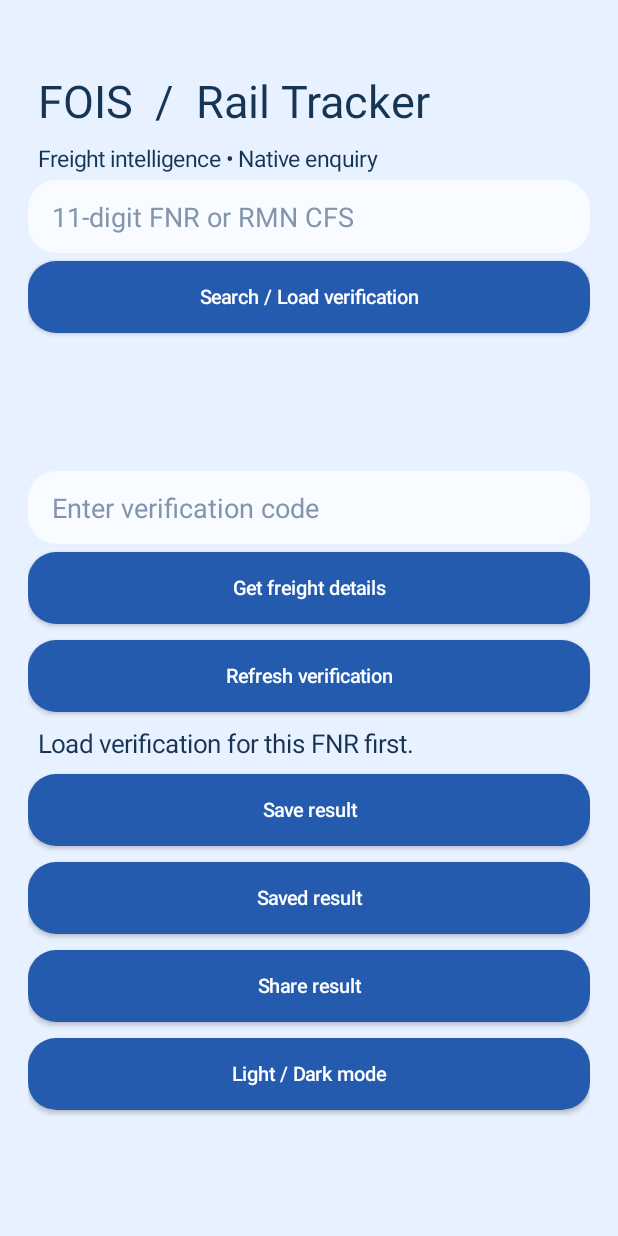
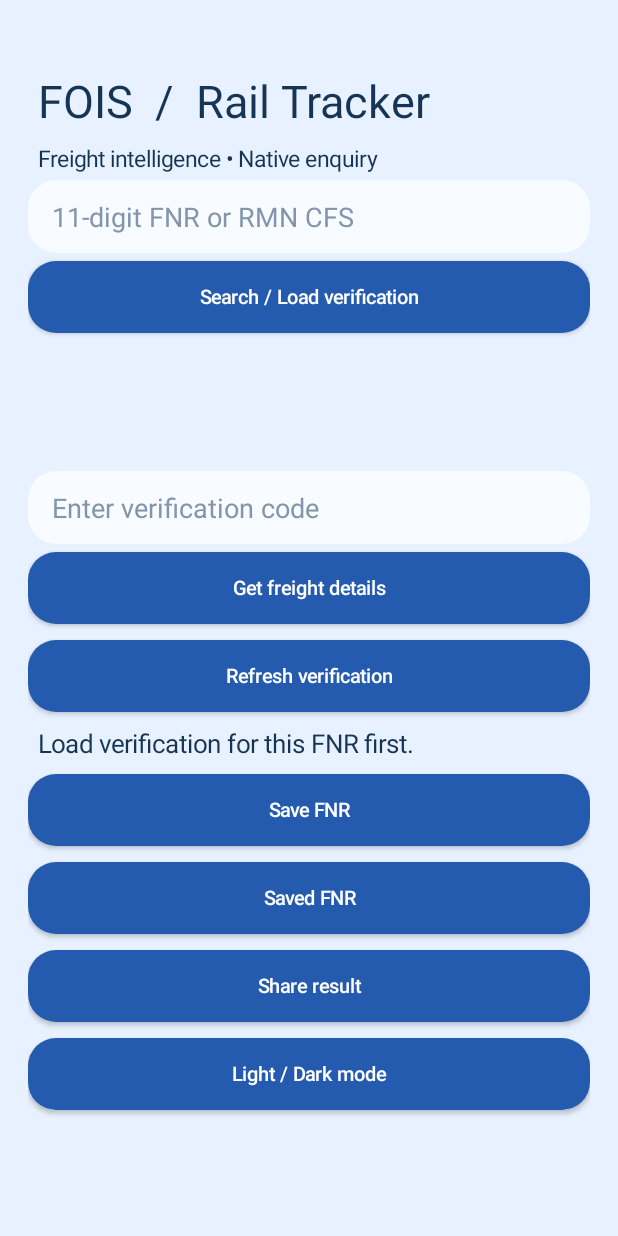
Before and after one commit to emochuddam/FOIS-Tracker, an Android app: the screen it shows after launch (MainActivity), after a tap on "Get freight details", on a phone screen of 412 x 824 dp. Run offline under Robolectric (Android 15) with nearby library versions, the phone set to English and light mode, and no system bars.

Commit message:
Fix home raw output, persist FNR and enlarge ETA

```diff
--- a/app/src/main/java/org/railtracker/fois/MainActivity.java
+++ b/app/src/main/java/org/railtracker/fois/MainActivity.java
@@ -8,12 +8,12 @@ public class MainActivity extends Activity {
  void button(String s,Runnable r){Button b=new Button(this);b.setText(s);b.setAllCaps(false);b.setTextColor(-1);b.setBackground(new android.graphics.drawable.RippleDrawable(android.content.res.ColorStateList.valueOf(0x33ffffff),shape(0xff245baf),null));b.setElevation(0);b.setTextSize(13);b.setMinHeight(48);LinearLayout.LayoutParams p=new LinearLayout.LayoutParams(-1,-2);p.setMargins(0,8,0,8);root.addView(b,p);b.setOnClickListener(v->r.run());}
  EditText field(String hint){EditText e=new EditText(this);e.setSingleLine();e.setHint(hint);e.setTextColor(fg());e.setHintTextColor(0xff8295ad);e.setPadding(24,18,24,18);e.setBackground(shape(dark?0xff202833:0xfff8fbff));root.addView(e);return e;}
  public void onCreate(Bundle b){super.onCreate(b);getWindow().setFlags(1024,1024);CookieHandler.setDefault(new CookieManager(null,CookiePolicy.ACCEPT_ORIGINAL_SERVER));draw();}
- void draw(){ScrollView sc=new ScrollView(this);root=new LinearLayout(this);root.setOrientation(1);root.setPadding(28,64,28,32);root.setBackgroundColor(bg());sc.setFillViewport(true);sc.setBackgroundColor(bg());sc.addView(root);setContentView(sc);root.addView(label("FOIS  /  Rail Tracker",30));root.addView(label("Freight intelligence • Native enquiry",15));query=field("11-digit FNR or RMN CFS");query.setText(last);button("Search / Load verification",()->load());image=new ImageView(this);root.addView(image,new LinearLayout.LayoutParams(-1,130));captcha=field("Enter verification code");button("Get freight details",()->submit());button("Refresh verification",()->load());result=label("Enter a freight number to begin.",17);result.setTextIsSelectable(true);root.addView(result);button("Save result",()->{getPreferences(0).edit().putString("saved",result.getText().toString()).apply();});button("Saved result",()->result.setText(getPreferences(0).getString("saved","No saved result")));button("Share result",()->{Intent i=new Intent(Intent.ACTION_SEND);i.setType("text/plain");i.putExtra(Intent.EXTRA_TEXT,result.getText().toString());startActivity(Intent.createChooser(i,"Share freight details"));});button("Light / Dark mode",()->{last=query.getText().toString();dark=!dark;ready=false;draw();});}
+ void draw(){ScrollView sc=new ScrollView(this);root=new LinearLayout(this);root.setOrientation(1);root.setPadding(28,64,28,32);root.setBackgroundColor(bg());sc.setFillViewport(true);sc.setBackgroundColor(bg());sc.addView(root);setContentView(sc);root.addView(label("FOIS  /  Rail Tracker",30));root.addView(label("Freight intelligence • Native enquiry",15));query=field("11-digit FNR or RMN CFS");query.setText(last.isEmpty()?getPreferences(0).getString("last_fnr",""):last);button("Search / Load verification",()->load());image=new ImageView(this);root.addView(image,new LinearLayout.LayoutParams(-1,130));captcha=field("Enter verification code");button("Get freight details",()->submit());button("Refresh verification",()->load());result=label("Enter a freight number to begin.",17);result.setTextIsSelectable(true);root.addView(result);button("Save FNR",()->{String n=query.getText().toString().trim();if(n.matches("[0-9]{11}")){getPreferences(0).edit().putString("last_fnr",n).apply();Toast.makeText(this,"FNR saved",Toast.LENGTH_SHORT).show();}});button("Saved FNR",()->query.setText(getPreferences(0).getString("last_fnr","")));button("Share result",()->{Intent i=new Intent(Intent.ACTION_SEND);i.setType("text/plain");i.putExtra(Intent.EXTRA_TEXT,result.getText().toString());startActivity(Intent.createChooser(i,"Share freight details"));});button("Light / Dark mode",()->{last=query.getText().toString();dark=!dark;ready=false;draw();});}
  byte[] request(String url,String data)throws Exception{HttpURLConnection c=(HttpURLConnection)new URL(url).openConnection();c.setConnectTimeout(20000);c.setReadTimeout(30000);c.setRequestProperty("Referer",page);if(data!=null){c.setRequestMethod("POST");c.setDoOutput(true);c.setRequestProperty("Content-Type","application/x-www-form-urlencoded");try(OutputStream o=c.getOutputStream()){o.write(data.getBytes("UTF-8"));}}try(InputStream in=c.getInputStream();ByteArrayOutputStream out=new ByteArrayOutputStream()){byte[] buf=new byte[4096];int n;while((n=in.read(buf))!=-1)out.write(buf,0,n);return out.toByteArray();}finally{c.disconnect();}}
  void show(String s){runOnUiThread(()->result.setText(s));}
  void load(){last=query.getText().toString().trim();ready=false;captcha.setText("");image.setImageDrawable(null);if(!last.matches("[0-9]{11}")){show(last.matches("(?i)[a-z]{2,5} +[a-z]{2,5}")?"Station-pair enquiry requires an authorized ECBS session. Not implemented in this build.":"Enter a valid 11-digit FNR.");return;}show("Loading verification…");new Thread(()->{try{request(page,null);byte[] b=request(base+"/portalCaptcha.jpg?_="+System.currentTimeMillis(),null);Bitmap bmp=BitmapFactory.decodeByteArray(b,0,b.length);if(bmp==null)throw new IOException("Verification image unavailable");runOnUiThread(()->{image.setImageBitmap(bmp);ready=true;result.setText("Enter the verification code and tap Get freight details.");});}catch(Exception e){show("Connection failed: "+e.getMessage());}}).start();}
  String value(String output,String key){for(String line:output.split("\n")){String[] p=line.split("\\|",2);if(p.length==2&&p[0].trim().equalsIgnoreCase(key))return p[1].trim();}return "Not reported";}
- void card(LinearLayout parent,String heading,String body,int color){LinearLayout c=new LinearLayout(this);c.setOrientation(1);c.setPadding(20,16,20,16);c.setBackground(shape(color));LinearLayout.LayoutParams p=new LinearLayout.LayoutParams(-1,-2);p.setMargins(0,0,0,16);parent.addView(c,p);c.addView(label(heading,14));c.addView(label(body,16));}
+ void card(LinearLayout parent,String heading,String body,int color){LinearLayout c=new LinearLayout(this);c.setOrientation(1);c.setPadding(20,16,20,16);c.setBackground(shape(color));LinearLayout.LayoutParams p=new LinearLayout.LayoutParams(-1,-2);p.setMargins(0,0,0,16);parent.addView(c,p);c.addView(label(heading,14));c.addView(label(body,heading.equals("EXPECTED ARRIVAL")?36:16));}
  void action(LinearLayout parent,String title,Runnable r){Button b=new Button(this);b.setAllCaps(false);b.setText(title);b.setTextColor(-1);b.setBackground(new android.graphics.drawable.RippleDrawable(android.content.res.ColorStateList.valueOf(0x33ffffff),shape(0xff245baf),null));b.setElevation(0);b.setTextSize(13);b.setMinHeight(48);LinearLayout.LayoutParams p=new LinearLayout.LayoutParams(0,-2,1);p.setMargins(4,4,4,4);parent.addView(b,p);b.setOnClickListener(v->r.run());}
  void fullResult(String output){Dialog d=new Dialog(this,dark?android.R.style.Theme_Material_NoActionBar_Fullscreen:android.R.style.Theme_Material_Light_NoActionBar_Fullscreen);LinearLayout panel=new LinearLayout(this);panel.setOrientation(1);panel.setPadding(24,24,24,16);panel.setBackgroundColor(bg());panel.addView(label("Freight movement",22));ScrollView scroll=new ScrollView(this);LinearLayout content=new LinearLayout(this);content.setOrientation(1);scroll.addView(content);panel.addView(scroll,new LinearLayout.LayoutParams(-1,0,1));int surface=dark?0xff202833:0xfff8fbff;card(content,"FREIGHT ROUTE",value(output,"From")+"  →  "+value(output,"To"),surface);card(content,"EXPECTED ARRIVAL",value(output,"ETA At Destination"),dark?0xff253b56:0xffcde1ff);card(content,"CONSIGNMENT",output.split("\n")[0]+"\n"+value(output,"Detail"),surface);
  java.util.ArrayList<java.util.LinkedHashMap<String,String>> stops=new java.util.ArrayList<>();java.util.LinkedHashMap<String,String> current=null;for(String line:output.split("\n")){String[] p=line.split("\\|",2);if(p.length!=2)continue;String k=p[0].trim(),v=p[1].trim();if(k.equalsIgnoreCase("Station")){if(current==null||!v.equals(current.get("Station"))){current=new java.util.LinkedHashMap<>();current.put("Station",v);stops.add(current);}}else if(current!=null&&(k.equals("Arrival")||k.equals("Departure")||k.equals("Departure Time")||k.equals("Zone (Division)"))){current.put(k.equals("Departure Time")?"Departure":k,v);}}
@@ -21,5 +21,5 @@ public class MainActivity extends Activity {
  content.addView(label("Journey timeline  •  "+stops.size()+" station records",20));for(int i=stops.size()-1;i>=0;i--){java.util.Map<String,String> st=stops.get(i);card(content,(i==stops.size()-1?"●  Latest reported":"○  Station "+(i+1)),st.get("Station")+"\n"+st.getOrDefault("Zone (Division)","")+"\nArrival: "+st.getOrDefault("Arrival","—")+"\nDeparture: "+st.getOrDefault("Departure","—"),i==stops.size()-1?(dark?0xff164b39:0xffd5f4df):surface);}
  LinearLayout actions=new LinearLayout(this);panel.addView(actions);action(actions,"Refresh",()->refreshInside(d,output));action(actions,"Save",()->{getPreferences(0).edit().putString("saved",output).apply();Toast.makeText(this,"Saved",Toast.LENGTH_SHORT).show();});action(actions,"Share",()->{Intent intent=new Intent(Intent.ACTION_SEND);intent.setType("text/plain");intent.putExtra(Intent.EXTRA_TEXT,output);startActivity(Intent.createChooser(intent,"Share freight details"));});LinearLayout bottom=new LinearLayout(this);panel.addView(bottom);action(bottom,"Back to search",()->d.dismiss());action(bottom,"Theme",()->{dark=!dark;d.dismiss();fullResult(output);});d.setContentView(panel);d.show();}
  void refreshInside(Dialog parent,String output){LinearLayout form=new LinearLayout(this);form.setOrientation(1);form.setPadding(24,16,24,16);ImageView pic=new ImageView(this);form.addView(pic,new LinearLayout.LayoutParams(-1,120));EditText code=new EditText(this);code.setHint("Verification code");form.addView(code);AlertDialog prompt=new AlertDialog.Builder(this,dark?android.R.style.Theme_Material_Dialog_Alert:android.R.style.Theme_Material_Light_Dialog_Alert).setTitle("Refresh freight details").setView(form).setNegativeButton("Cancel",null).setPositiveButton("Update",null).create();prompt.show();prompt.getButton(-1).setEnabled(false);new Thread(()->{try{request(page,null);byte[] b=request(base+"/portalCaptcha.jpg?_="+System.currentTimeMillis(),null);Bitmap bmp=BitmapFactory.decodeByteArray(b,0,b.length);runOnUiThread(()->{if(bmp==null){code.setError("Verification unavailable");return;}pic.setImageBitmap(bmp);prompt.getButton(-1).setEnabled(true);});}catch(Exception e){runOnUiThread(()->code.setError("Connection failed"));}}).start();prompt.getButton(-1).setOnClickListener(v->{String entered=code.getText().toString().trim();if(entered.isEmpty()){code.setError("Required");return;}String fnr=output.split("\\n")[0].replace("FNR","").trim();prompt.dismiss();query.setText(fnr);last=fnr;captcha.setText(entered);ready=true;submit();});}
- void submit(){String fnr=query.getText().toString().trim(),code=captcha.getText().toString().trim();if(!ready||!fnr.equals(last)||code.isEmpty()){show("Load verification for this FNR first.");return;}ready=false;show("Fetching freight details…");new Thread(()->{try{String enc=URLEncoder.encode(code,"UTF-8");String response=new String(request(base+"/FWP_FNREnq","Qry=FNR_ENQUIRY&txtFNRNumb="+fnr+"&captchaText="+enc),"UTF-8");Matcher m=Pattern.compile("(?is)ETA At Destination</b>\\s*</td>\\s*<td[^>]*>(.*?)</td>").matcher(response);if(m.find()){StringBuilder details=new StringBuilder("FNR  "+fnr+"\n\n");Matcher rows=Pattern.compile("(?is)<tr[^>]*>(.*?)</tr>").matcher(response);while(rows.find()){Matcher cells=Pattern.compile("(?is)<t[dh][^>]*>(.*?)</t[dh]>").matcher(rows.group(1));StringBuilder row=new StringBuilder();while(cells.find()){String val=Html.fromHtml(cells.group(1),0).toString().trim();if(!val.isEmpty()){if(row.length()>0)row.append("  |  ");row.append(val);}}if(row.length()>0)details.append(row).append("\n\n");}String output=details.toString();show(output);runOnUiThread(()->fullResult(output));}else{show("No ETA returned. Check the FNR and refresh verification.");}}catch(Exception e){show("Enquiry failed: "+e.getMessage());}}).start();}
+ void submit(){String fnr=query.getText().toString().trim(),code=captcha.getText().toString().trim();if(!ready||!fnr.equals(last)||code.isEmpty()){show("Load verification for this FNR first.");return;}ready=false;show("Fetching freight details…");new Thread(()->{try{String enc=URLEncoder.encode(code,"UTF-8");String response=new String(request(base+"/FWP_FNREnq","Qry=FNR_ENQUIRY&txtFNRNumb="+fnr+"&captchaText="+enc),"UTF-8");Matcher m=Pattern.compile("(?is)ETA At Destination</b>\\s*</td>\\s*<td[^>]*>(.*?)</td>").matcher(response);if(m.find()){StringBuilder details=new StringBuilder("FNR  "+fnr+"\n\n");Matcher rows=Pattern.compile("(?is)<tr[^>]*>(.*?)</tr>").matcher(response);while(rows.find()){Matcher cells=Pattern.compile("(?is)<t[dh][^>]*>(.*?)</t[dh]>").matcher(rows.group(1));StringBuilder row=new StringBuilder();while(cells.find()){String val=Html.fromHtml(cells.group(1),0).toString().trim();if(!val.isEmpty()){if(row.length()>0)row.append("  |  ");row.append(val);}}if(row.length()>0)details.append(row).append("\n\n");}String output=details.toString();show("Freight details ready.");getPreferences(0).edit().putString("last_fnr",fnr).putString("latest_output",output).apply();runOnUiThread(()->fullResult(output));}else{show("No ETA returned. Check the FNR and refresh verification.");}}catch(Exception e){show("Enquiry failed: "+e.getMessage());}}).start();}
 }
```
